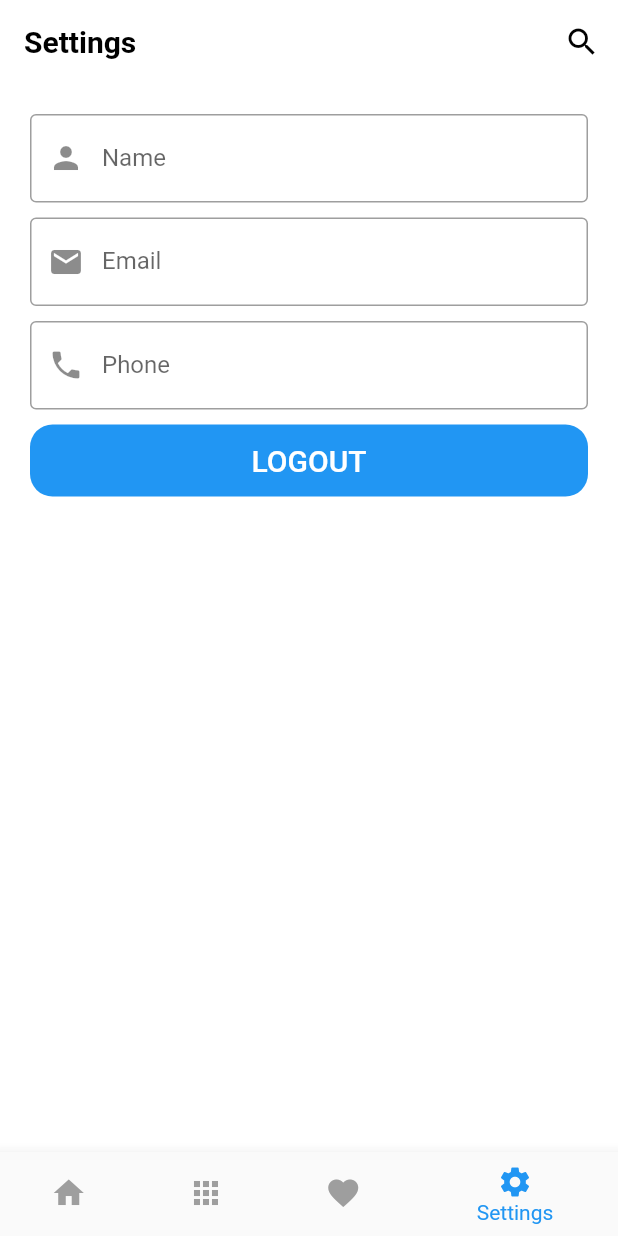
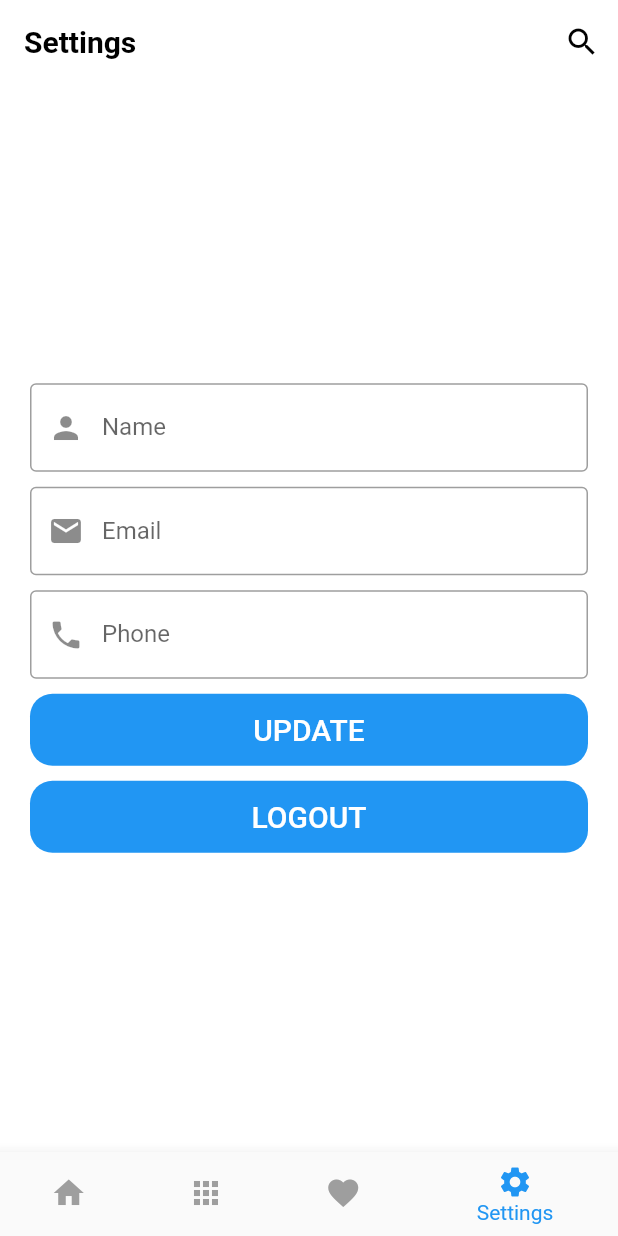
Before and after one commit to Abdullah28-gheyad/course_playlist, a Flutter app: the ShopLayoutScreen screen opened directly, item 4 of the bottom bar chosen, on a phone screen of 412 x 824 dp. Run offline on Flutter 3.47's test engine with Material 2 defaults, Android fonts, the phone set to English and light mode, and no system bars; our stand-ins replace carousel_slider, conditional_builder_null_safety, dio, flutter_bloc, sqflite, webview_flutter; accounts and stored records are empty; network calls fail; statements that could not run were skipped.

Commit message:
Update Profile Data & Register

```diff
--- a/lib/layout/shop_layout/cuibt/states.dart
+++ b/lib/layout/shop_layout/cuibt/states.dart
@@ -29,3 +29,9 @@ class ShopAppGetFavoriteDataLoadingState extends ShopAppStates {}
 class ShopAppGetProfileDataSuccessState extends ShopAppStates {}
 
 class ShopAppGetProfileDataErrorState extends ShopAppStates {}
+
+class ShopAppUpdateProfileDataSuccessState extends ShopAppStates {}
+
+class ShopAppUpdateProfileDataLoadingState extends ShopAppStates {}
+
+class ShopAppUpdateProfileDataErrorState extends ShopAppStates {}
--- a/lib/modules/shop_app/settings_screen.dart
+++ b/lib/modules/shop_app/settings_screen.dart
@@ -27,8 +27,14 @@ class ShopSettingsScreen extends StatelessWidget {
           child: ConditionalBuilder(
             condition:cubit.userModel!=null,
             fallback: (context)=>Center(child: CircularProgressIndicator()),
-            builder: (context)=>Column(
+            builder: (context)=>Center(
+               child: SingleChildScrollView(
+                child: Column(
                   children: [
+                    if (state is ShopAppUpdateProfileDataLoadingState)
+                        LinearProgressIndicator() ,
+                    if (state is ShopAppUpdateProfileDataLoadingState)
+                        SizedBox(height: 20,) ,
                     customTextFormField(
                         controller: nameController,
                         type: TextInputType.text,
@@ -66,9 +72,16 @@ class ShopSettingsScreen extends StatelessWidget {
                         prfixIcon: Icons.phone) ,
                     SizedBox(height: 10,) ,
                     customButton(function: (){
+                      cubit.updateProfileData(name: nameController.text, phone: phoneController.text, email: emailController.text) ;
+                    }, text: 'UPDATE'),
+
+                    SizedBox(height: 10,) ,
+                    customButton(function: (){
                       navigateToAndRemove(context, ShopLoginScreen()) ;
                     }, text: 'LOGOUT')
                   ],
+                ),
+              ),
             ),
           ),
         ) ;
--- a/lib/shared/network/remote/dio_helper.dart
+++ b/lib/shared/network/remote/dio_helper.dart
@@ -46,6 +46,27 @@ class DioHelper
     } ;
     return await dio.post(path,queryParameters: query ,data: data ) ;
   }
+
+
+
+  static Future <Response> putData(
+      {
+        @required String path ,
+        @required Map <String , dynamic> data ,
+        Map <String ,dynamic> query ,
+        String authorization  ,
+      }
+      ) async
+  {
+    dio.options.headers={
+      'Authorization':authorization ,
+      'Content-Type':'application/json' ,
+      'lang':'en' ,
+    } ;
+    return await dio.put(path,queryParameters: query ,data: data ) ;
+  }
+
+
 }
 
 //https://newsapi.org/v2/top-headlines?country=eg&apiKey=74592581d0744ffc82c62241d987b1f6
--- a/lib/shared/network/remote/endPoints.dart
+++ b/lib/shared/network/remote/endPoints.dart
@@ -3,3 +3,5 @@ final String HOME = 'home' ;
 final String CATEGORY = 'categories' ;
 final String FAVORITE = 'favorites' ;
 final String PROFILE = 'profile' ;
+final String UPDATE = 'update-profile' ;
+final String REGISTER = 'register' ;
```
Also changed, not shown: lib/layout/shop_layout/cuibt/cubit.dart (+25 -0 lines), lib/modules/shop_app/shop_register/cubit/cubit.dart (added, +41 -0 lines), lib/modules/shop_app/shop_register/cubit/states.dart (added, +9 -0 lines), lib/modules/shop_app/shop_register/shop_register_screen.dart (+33 -3 lines). Lines whose indentation alone changed are shown as unchanged.
